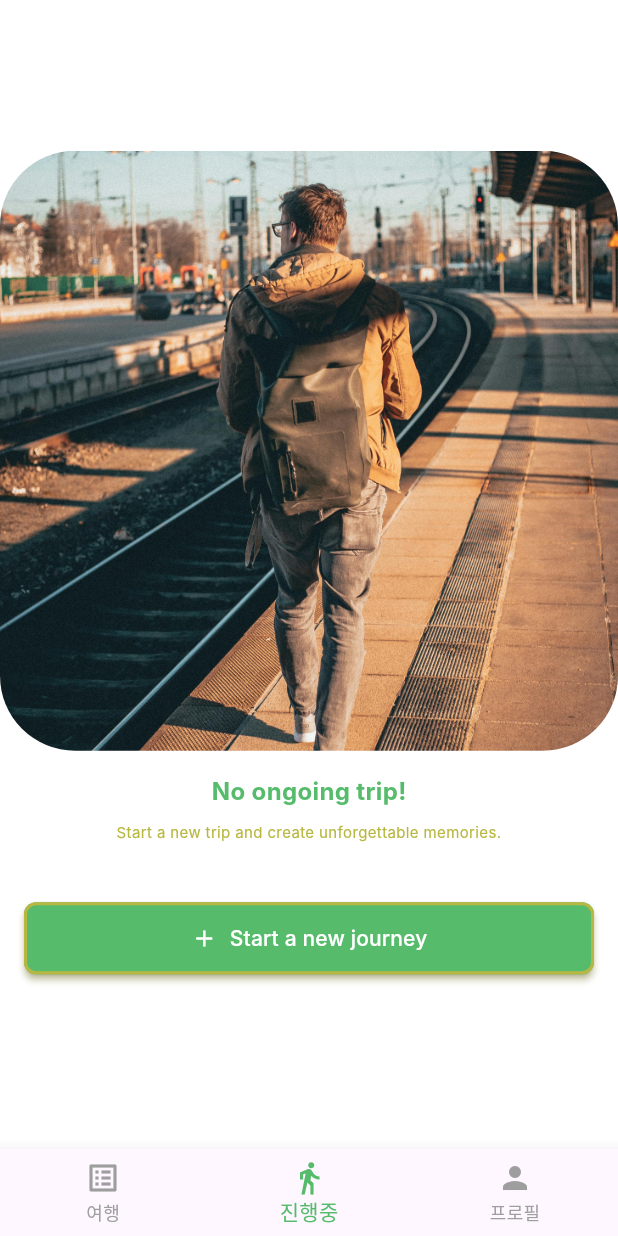
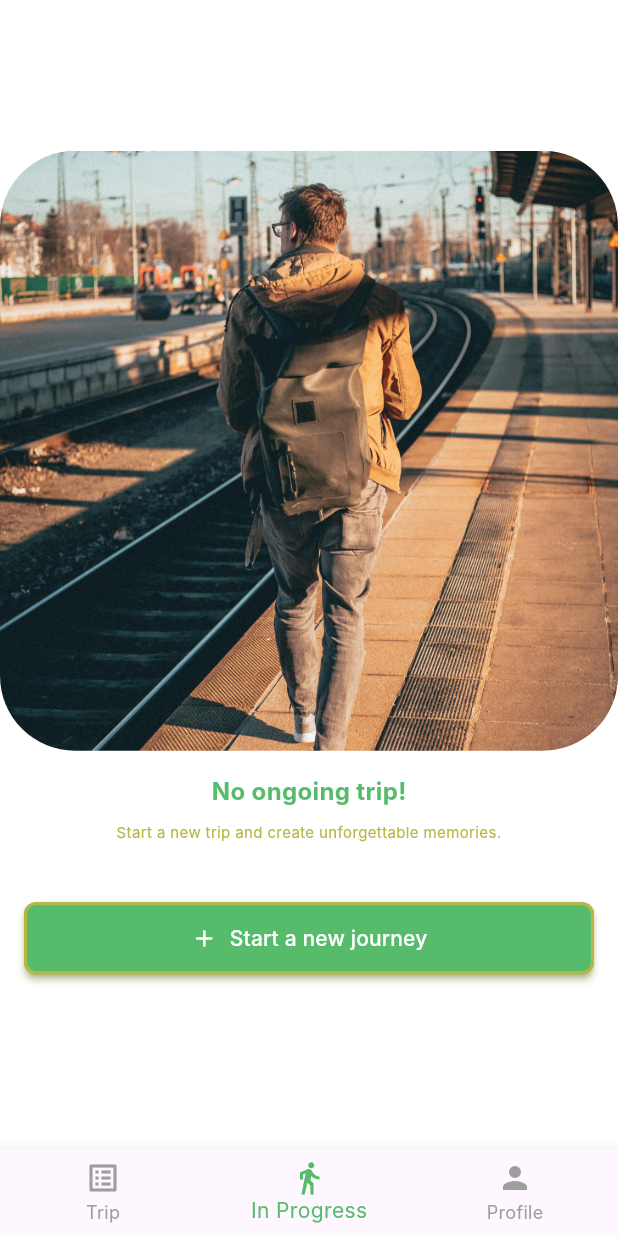
Before and after one commit to GDSC-DGU/2025-APAC-SolutionChallenge-Braves, a Flutter app: the MainView screen opened directly, item 2 of the bottom bar chosen, on a phone screen of 412 x 824 dp. Run offline on Flutter 3.47's test engine with Material 3 defaults, Android fonts, the phone set to English and light mode, and no system bars; our stand-ins replace firebase_core, firebase_messaging, flutter_dotenv, flutter_local_notifications, flutter_secure_storage, flutter_svg and 4 more; accounts and stored records are empty; network calls fail; Roboto replaces fonts that are missing (Inter).

Commit message:
Update BottomNavBar: Change navigation labels from Korean to English for improved clarity and consistency in the user interface.

```diff
--- a/client/lib/screens/common/bottom_nav_bar.dart
+++ b/client/lib/screens/common/bottom_nav_bar.dart
@@ -24,17 +24,17 @@ class BottomNavBar extends StatelessWidget {
         BottomNavigationBarItem(
           icon: Icon(Icons.list_alt),
           activeIcon: Icon(Icons.list_alt, color: AppColors.primary),
-          label: '여행',
+          label: 'Trip',
         ),
         BottomNavigationBarItem(
           icon: Icon(Icons.directions_walk),
           activeIcon: Icon(Icons.directions_walk, color: AppColors.primary),
-          label: '진행중',
+          label: 'In Progress',
         ),
         BottomNavigationBarItem(
           icon: Icon(Icons.person),
           activeIcon: Icon(Icons.person, color: AppColors.primary),
-          label: '프로필',
+          label: 'Profile',
         ),
       ],
     );
```
